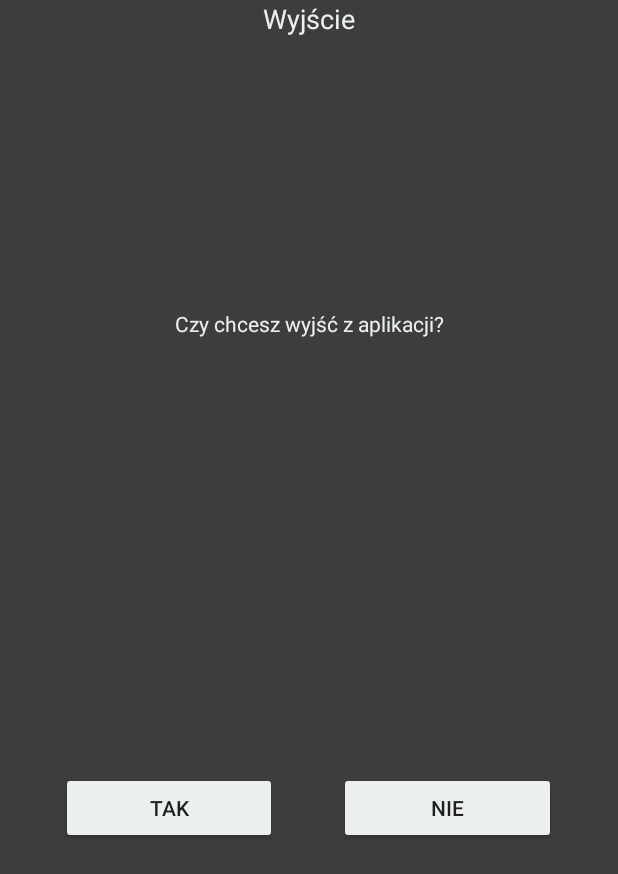
After one commit to MartaPiatek/confApp, an Android app: the layout dialog.xml on its own in the app's theme, with its tools: preview values and no code run, on a phone screen of 412 x 824 dp. The commit adds this screen. Shown: the top 874 px of the screen. Run offline under Robolectric (Android 15) with nearby library versions, the phone set to English and light mode, and no system bars.

Commit message:
Dodanie okna potwierdzenia wyjścia z aplikacji , closes #20

```diff
--- /dev/null
+++ b/app/src/main/res/layout/dialog.xml
@@ -0,0 +1,69 @@
+<?xml version="1.0" encoding="utf-8"?>
+<LinearLayout
+    xmlns:android="http://schemas.android.com/apk/res/android"
+    android:id="@+id/layout_root"
+    android:orientation="vertical"
+    android:layout_width="match_parent"
+    android:layout_height="match_parent"
+    android:layout_weight="1"
+    android:background="@color/colorBackground">
+
+    <TextView
+        android:id="@+id/txtViewDialogTitle"
+        android:layout_width="match_parent"
+        android:layout_height="0dp"
+        android:layout_weight="0.2"
+        android:gravity="center_horizontal"
+        android:paddingBottom="10px"
+        android:text="Wyjście"
+        android:textColor="@color/colorFont"
+        android:textSize="18sp"/>
+
+    <TextView
+        android:id="@+id/txtViewDialogText"
+        android:layout_width="match_parent"
+        android:layout_height="0dp"
+        android:layout_weight="0.3"
+        android:gravity="center_horizontal"
+        android:paddingBottom="10px"
+        android:text="Czy chcesz wyjść z aplikacji?"
+        android:textColor="@color/colorFont"
+        android:textSize="14sp"/>
+
+    <LinearLayout
+        android:layout_width="match_parent"
+        android:layout_height="0dp"
+        android:orientation="horizontal"
+        android:layout_weight="0.3" >
+
+        <Space
+            android:layout_width="0dp"
+            android:layout_height="wrap_content"
+            android:layout_weight="0.1"/>
+
+        <Button
+            android:id="@+id/btnYes"
+            android:layout_width="0dp"
+            android:layout_height="wrap_content"
+            android:layout_weight="0.35"
+            android:text="Tak"/>
+
+        <Space
+            android:layout_width="0dp"
+            android:layout_height="wrap_content"
+            android:layout_weight="0.1"/>
+
+        <Button
+            android:id="@+id/btnNo"
+            android:layout_width="0dp"
+            android:layout_height="wrap_content"
+            android:layout_weight="0.35"
+            android:text="Nie"/>
+
+        <Space
+            android:layout_width="0dp"
+            android:layout_height="wrap_content"
+            android:layout_weight="0.1"/>
+    </LinearLayout>
+
+</LinearLayout>
```
Also changed, not shown: app/src/main/java/pl/martapiatek/confapp/MainActivity.java (+38 -3 lines), app/src/main/res/layout/activity_main.xml (+30 -0 lines).
